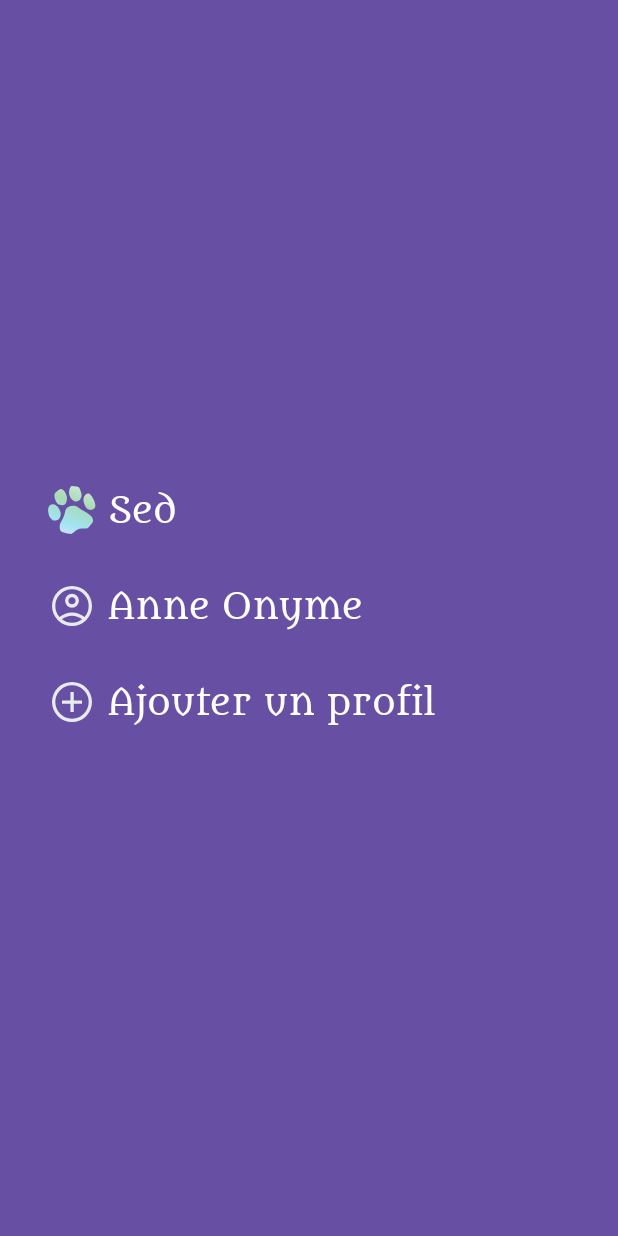
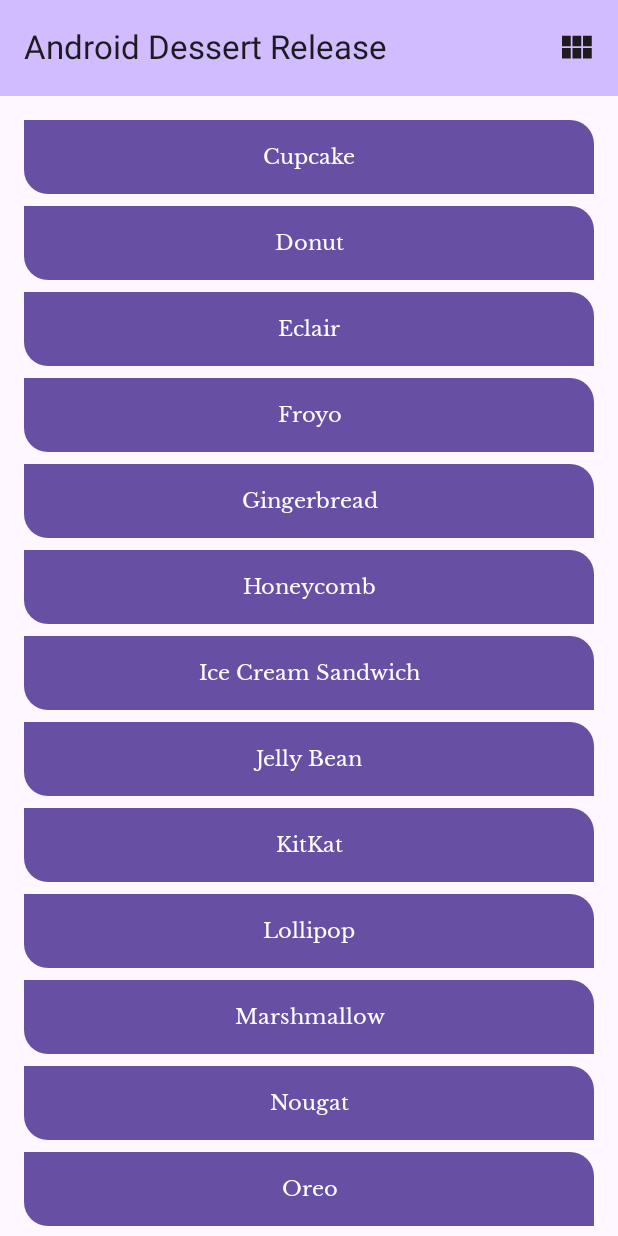
Before and after one commit to SedTheCursed/MyMediaRy, an Android app built with Jetpack Compose: the screen it shows after launch (UserActivity before the commit, DessertActivity after it), on a phone screen of 412 x 824 dp. Run offline under Robolectric (Android 15) with nearby library versions, the phone set to English and light mode, and no system bars.

Commit message:
Dessert: DataStore Tutorial

```diff
--- a/app/build.gradle.kts
+++ b/app/build.gradle.kts
@@ -73,6 +73,7 @@
     implementation(libs.coil)
     implementation(libs.room)
     implementation(libs.room.runtime)
+    implementation(libs.datastore)
     ksp(libs.room.compiler)
     testImplementation(libs.junit)
     testImplementation(libs.coroutines.test)
--- /dev/null
+++ b/app/src/main/java/com/brosedda/mymediary/tutorials/dessertrelease/DessertActivity.kt
@@ -0,0 +1,33 @@
+/*
+ * Copyright (C) 2023 The Android Open Source Project
+ *
+ * Licensed under the Apache License, Version 2.0 (the "License");
+ * you may not use this file except in compliance with the License.
+ * You may obtain a copy of the License at
+ *
+ *      https://www.apache.org/licenses/LICENSE-2.0
+ *
+ * Unless required by applicable law or agreed to in writing, software
+ * distributed under the License is distributed on an "AS IS" BASIS,
+ * WITHOUT WARRANTIES OR CONDITIONS OF ANY KIND, either express or implied.
+ * See the License for the specific language governing permissions and
+ * limitations under the License.
+ */
+package com.brosedda.mymediary.tutorials.dessertrelease
+
+import android.os.Bundle
+import androidx.activity.ComponentActivity
+import androidx.activity.compose.setContent
+import com.brosedda.mymediary.ui.theme.MyMediaRyTheme
+import com.brosedda.mymediary.tutorials.dessertrelease.ui.DessertReleaseApp
+
+class DessertActivity : ComponentActivity() {
+    override fun onCreate(savedInstanceState: Bundle?) {
+        super.onCreate(savedInstanceState)
+        setContent {
+            MyMediaRyTheme {
+                DessertReleaseApp()
+            }
+        }
+    }
+}
--- /dev/null
+++ b/app/src/main/java/com/brosedda/mymediary/tutorials/dessertrelease/DessertApplication.kt
@@ -0,0 +1,22 @@
+package com.brosedda.mymediary.tutorials.dessertrelease
+
+import android.app.Application
+import android.content.Context
+import androidx.datastore.core.DataStore
+import androidx.datastore.preferences.core.Preferences
+import androidx.datastore.preferences.preferencesDataStore
+import com.brosedda.mymediary.tutorials.dessertrelease.data.UserPreferencesRepository
+
+private const val LAYOUT_PREFERENCE_NAME = "layout_preferences"
+private val Context.datastore: DataStore<Preferences> by preferencesDataStore(
+    name = LAYOUT_PREFERENCE_NAME
+)
+
+class DessertApplication: Application() {
+    lateinit var userPreferencesRepository: UserPreferencesRepository
+
+    override fun onCreate() {
+        super.onCreate()
+        userPreferencesRepository = UserPreferencesRepository(datastore)
+    }
+}
--- /dev/null
+++ b/app/src/main/java/com/brosedda/mymediary/tutorials/dessertrelease/data/UserPreferencesRepository.kt
@@ -0,0 +1,38 @@
+package com.brosedda.mymediary.tutorials.dessertrelease.data
+
+import android.util.Log
+import androidx.datastore.core.DataStore
+import androidx.datastore.core.IOException
+import androidx.datastore.preferences.core.Preferences
+import androidx.datastore.preferences.core.booleanPreferencesKey
+import androidx.datastore.preferences.core.edit
+import androidx.datastore.preferences.core.emptyPreferences
+import kotlinx.coroutines.flow.Flow
+import kotlinx.coroutines.flow.catch
+import kotlinx.coroutines.flow.map
+
+class UserPreferencesRepository(
+    private val dataStore: DataStore<Preferences>
+) {
+    val isLinearLayout: Flow<Boolean> = dataStore.data
+        .catch {
+            if (it is IOException) {
+                Log.e(TAG, "Error reading preferences.", it)
+                emit(emptyPreferences())
+            } else {
+                throw it
+            }
+        }
+        .map { preferences -> preferences[IS_LINEAR_LAYOUT] ?: true }
+
+    suspend fun saveLayoutPreference(isLinearLayout: Boolean) {
+        dataStore.edit { preferences ->
+            preferences[IS_LINEAR_LAYOUT] = isLinearLayout
+        }
+    }
+
+    companion object {
+        val IS_LINEAR_LAYOUT = booleanPreferencesKey("is_linear_layout")
+        const val TAG = "UserPreferencesRepo"
+    }
+}
--- /dev/null
+++ b/app/src/main/java/com/brosedda/mymediary/tutorials/dessertrelease/data/local/LocalDessertReleaseData.kt
@@ -0,0 +1,43 @@
+/*
+ * Copyright (C) 2023 The Android Open Source Project
+ *
+ * Licensed under the Apache License, Version 2.0 (the "License");
+ * you may not use this file except in compliance with the License.
+ * You may obtain a copy of the License at
+ *
+ *      https://www.apache.org/licenses/LICENSE-2.0
+ *
+ * Unless required by applicable law or agreed to in writing, software
+ * distributed under the License is distributed on an "AS IS" BASIS,
+ * WITHOUT WARRANTIES OR CONDITIONS OF ANY KIND, either express or implied.
+ * See the License for the specific language governing permissions and
+ * limitations under the License.
+ */
+package com.brosedda.mymediary.tutorials.dessertrelease.data.local
+
+/*
+ * Set data for Android Release dessert name
+ * the list contain distinct sequential dessert name
+ */
+object LocalDessertReleaseData {
+    val dessertReleases = listOf(
+        "Cupcake",
+        "Donut",
+        "Eclair",
+        "Froyo",
+        "Gingerbread",
+        "Honeycomb",
+        "Ice Cream Sandwich",
+        "Jelly Bean",
+        "KitKat",
+        "Lollipop",
+        "Marshmallow",
+        "Nougat",
+        "Oreo",
+        "Pie",
+        "Quince Tart",
+        "Red Velvet Cake",
+        "Snow Cone",
+        "Tiramisu"
+    )
+}
--- /dev/null
+++ b/app/src/main/java/com/brosedda/mymediary/tutorials/dessertrelease/ui/DessertReleaseScreen.kt
@@ -0,0 +1,217 @@
+/*
+ * Copyright (C) 2023 The Android Open Source Project
+ *
+ * Licensed under the Apache License, Version 2.0 (the "License");
+ * you may not use this file except in compliance with the License.
+ * You may obtain a copy of the License at
+ *
+ *      https://www.apache.org/licenses/LICENSE-2.0
+ *
+ * Unless required by applicable law or agreed to in writing, software
+ * distributed under the License is distributed on an "AS IS" BASIS,
+ * WITHOUT WARRANTIES OR CONDITIONS OF ANY KIND, either express or implied.
+ * See the License for the specific language governing permissions and
+ * limitations under the License.
+ */
+package com.brosedda.mymediary.tutorials.dessertrelease.ui
+
+import androidx.compose.foundation.layout.Arrangement
+import androidx.compose.foundation.layout.PaddingValues
+import androidx.compose.foundation.layout.fillMaxHeight
+import androidx.compose.foundation.layout.fillMaxWidth
+import androidx.compose.foundation.layout.height
+import androidx.compose.foundation.layout.padding
+import androidx.compose.foundation.layout.wrapContentHeight
+import androidx.compose.foundation.lazy.LazyColumn
+import androidx.compose.foundation.lazy.grid.GridCells
+import androidx.compose.foundation.lazy.grid.LazyVerticalGrid
+import androidx.compose.foundation.lazy.grid.items
+import androidx.compose.foundation.lazy.items
+import androidx.compose.material3.Card
+import androidx.compose.material3.CardDefaults
+import androidx.compose.material3.ExperimentalMaterial3Api
+import androidx.compose.material3.Icon
+import androidx.compose.material3.IconButton
+import androidx.compose.material3.MaterialTheme
+import androidx.compose.material3.Scaffold
+import androidx.compose.material3.Text
+import androidx.compose.material3.TopAppBar
+import androidx.compose.material3.TopAppBarDefaults
+import androidx.compose.runtime.Composable
+import androidx.compose.runtime.collectAsState
+import androidx.compose.ui.Alignment
+import androidx.compose.ui.Modifier
+import androidx.compose.ui.res.dimensionResource
+import androidx.compose.ui.res.painterResource
+import androidx.compose.ui.res.stringResource
+import androidx.compose.ui.text.style.TextAlign
+import androidx.compose.ui.text.style.TextOverflow
+import androidx.compose.ui.tooling.preview.Preview
+import androidx.compose.ui.unit.dp
+import androidx.lifecycle.viewmodel.compose.viewModel
+import com.brosedda.mymediary.R
+import com.brosedda.mymediary.tutorials.dessertrelease.data.local.LocalDessertReleaseData
+import com.brosedda.mymediary.ui.theme.MyMediaRyTheme
+
+/*
+ * Screen level composable
+ */
+@Composable
+fun DessertReleaseApp(
+    dessertReleaseViewModel: DessertReleaseViewModel = viewModel(
+        factory = DessertReleaseViewModel.Factory
+    )
+) {
+    DessertReleaseScreen(
+        uiState = dessertReleaseViewModel.uiState.collectAsState().value,
+        selectLayout = dessertReleaseViewModel::selectLayout
+    )
+}
+
+@OptIn(ExperimentalMaterial3Api::class)
+@Composable
+private fun DessertReleaseScreen(
+    uiState: DessertReleaseUiState,
+    selectLayout: (Boolean) -> Unit
+) {
+    val isLinearLayout = uiState.isLinearLayout
+    Scaffold(
+        topBar = {
+            TopAppBar(
+                title = { Text(stringResource(R.string.top_bar_name)) },
+                actions = {
+                    IconButton(
+                        onClick = {
+                            selectLayout(!isLinearLayout)
+                        }
+                    ) {
+                        Icon(
+                            painter = painterResource(uiState.toggleIcon),
+                            contentDescription = stringResource(uiState.toggleContentDescription),
+                            tint = MaterialTheme.colorScheme.onBackground
+                        )
+                    }
+                },
+                colors = TopAppBarDefaults.largeTopAppBarColors(
+                    containerColor = MaterialTheme.colorScheme.inversePrimary
+                )
+            )
+        }
+    ) { innerPadding ->
+        val modifier = Modifier
+            .padding(
+                top = dimensionResource(R.dimen.padding_medium),
+                start = dimensionResource(R.dimen.padding_medium),
+                end = dimensionResource(R.dimen.padding_medium),
+            )
+        if (isLinearLayout) {
+            DessertReleaseLinearLayout(
+                modifier = modifier.fillMaxWidth(),
+                contentPadding = innerPadding
+            )
+        } else {
+            DessertReleaseGridLayout(
+                modifier = modifier,
+                contentPadding = innerPadding,
+            )
+        }
+    }
+}
+
+@Composable
+fun DessertReleaseLinearLayout(
+    modifier: Modifier = Modifier,
+    contentPadding: PaddingValues = PaddingValues(0.dp)
+) {
+    LazyColumn(
+        modifier = modifier,
+        contentPadding = contentPadding,
+        verticalArrangement = Arrangement.spacedBy(dimensionResource(R.dimen.padding_small)),
+    ) {
+        items(
+            items = LocalDessertReleaseData.dessertReleases,
+            key = { dessert -> dessert }
+        ) { dessert ->
+            Card(
+                colors = CardDefaults.cardColors(
+                    containerColor = MaterialTheme.colorScheme.primary
+                ),
+                shape = MaterialTheme.shapes.medium
+            ) {
+                Text(
+                    text = dessert,
+                    modifier = Modifier
+                        .fillMaxWidth()
+                        .padding(dimensionResource(R.dimen.padding_medium)),
+                    textAlign = TextAlign.Center
+                )
+            }
+        }
+    }
+}
+
+@Composable
+fun DessertReleaseGridLayout(
+    modifier: Modifier = Modifier,
+    contentPadding: PaddingValues = PaddingValues(0.dp)
+    ) {
+    LazyVerticalGrid(
+        modifier = modifier,
+        columns = GridCells.Fixed(3),
+        contentPadding = contentPadding,
+        verticalArrangement = Arrangement.spacedBy(dimensionResource(R.dimen.padding_medium)),
+        horizontalArrangement = Arrangement.spacedBy(dimensionResource(R.dimen.padding_medium))
+    ) {
+        items(
+            items = LocalDessertReleaseData.dessertReleases,
+            key = { dessert -> dessert }
+        ) { dessert ->
+            Card(
+                colors = CardDefaults.cardColors(
+                    containerColor = MaterialTheme.colorScheme.primary
+                ),
+                modifier = Modifier.height(110.dp),
+                shape = MaterialTheme.shapes.medium
+            ) {
+                Text(
+                    text = dessert,
+                    maxLines = 2,
+                    overflow = TextOverflow.Ellipsis,
+                    modifier = Modifier
+                        .fillMaxHeight()
+                        .wrapContentHeight(Alignment.CenterVertically)
+                        .padding(dimensionResource(R.dimen.padding_small))
+                        .align(Alignment.CenterHorizontally),
+                    textAlign = TextAlign.Center
+                )
+            }
+        }
+    }
+}
+
+@Preview(showBackground = true)
+@Composable
+fun DessertReleaseLinearLayoutPreview() {
+    MyMediaRyTheme {
+        DessertReleaseLinearLayout()
+    }
+}
+
+@Preview(showBackground = true)
+@Composable
+fun DessertReleaseGridLayoutPreview() {
+    MyMediaRyTheme {
+        DessertReleaseGridLayout()
+    }
+}
+
+@Preview
+@Composable
+fun DessertReleaseAppPreview() {
+    MyMediaRyTheme {
+        DessertReleaseScreen(
+            uiState = DessertReleaseUiState(),
+            selectLayout = {}
+        )
+    }
+}
--- /dev/null
+++ b/app/src/main/java/com/brosedda/mymediary/tutorials/dessertrelease/ui/DessertReleaseViewModel.kt
@@ -0,0 +1,79 @@
+/*
+ * Copyright (C) 2023 The Android Open Source Project
+ *
+ * Licensed under the Apache License, Version 2.0 (the "License");
+ * you may not use this file except in compliance with the License.
+ * You may obtain a copy of the License at
+ *
+ *      https://www.apache.org/licenses/LICENSE-2.0
+ *
+ * Unless required by applicable law or agreed to in writing, software
+ * distributed under the License is distributed on an "AS IS" BASIS,
+ * WITHOUT WARRANTIES OR CONDITIONS OF ANY KIND, either express or implied.
+ * See the License for the specific language governing permissions and
+ * limitations under the License.
+ */
+package com.brosedda.mymediary.tutorials.dessertrelease.ui
+
+import androidx.lifecycle.ViewModel
+import androidx.lifecycle.ViewModelProvider
+import androidx.lifecycle.ViewModelProvider.AndroidViewModelFactory.Companion.APPLICATION_KEY
+import androidx.lifecycle.viewModelScope
+import androidx.lifecycle.viewmodel.initializer
+import androidx.lifecycle.viewmodel.viewModelFactory
+import com.brosedda.mymediary.R
+import com.brosedda.mymediary.tutorials.dessertrelease.DessertApplication
+import com.brosedda.mymediary.tutorials.dessertrelease.data.UserPreferencesRepository
+import kotlinx.coroutines.flow.SharingStarted
+import kotlinx.coroutines.flow.StateFlow
+import kotlinx.coroutines.flow.map
+import kotlinx.coroutines.flow.stateIn
+import kotlinx.coroutines.launch
+
+/*
+ * View model of Dessert Release components
+ */
+class DessertReleaseViewModel(
+    private val userPreferencesRepository: UserPreferencesRepository
+) : ViewModel() {
+
+    // UI states access for various [DessertReleaseUiState]
+    val uiState: StateFlow<DessertReleaseUiState> =
+        userPreferencesRepository.isLinearLayout
+            .map { isLinearLayout -> DessertReleaseUiState(isLinearLayout) }
+            .stateIn(
+                scope = viewModelScope,
+                started = SharingStarted.WhileSubscribed(5_000),
+                initialValue = DessertReleaseUiState()
+            )
+
+    /*
+     * [selectLayout] change the layout and icons accordingly and
+     * save the selection in DataStore through [userPreferencesRepository]
+     */
+    fun selectLayout(isLinearLayout: Boolean) {
+       viewModelScope.launch {
+           userPreferencesRepository.saveLayoutPreference(isLinearLayout)
+       }
+    }
+
+    companion object {
+        val Factory: ViewModelProvider.Factory = viewModelFactory {
+            initializer {
+                val application = (this[APPLICATION_KEY] as DessertApplication)
+                DessertReleaseViewModel(application.userPreferencesRepository)
+            }
+        }
+    }
+}
+
+/*
+ * Data class containing various UI States for Dessert Release screens
+ */
+data class DessertReleaseUiState(
+    val isLinearLayout: Boolean = true,
+    val toggleContentDescription: Int =
+        if (isLinearLayout) R.string.grid_layout_toggle else R.string.linear_layout_toggle,
+    val toggleIcon: Int =
+        if (isLinearLayout) R.drawable.ic_grid_layout else R.drawable.ic_linear_layout
+)
--- /dev/null
+++ b/app/src/main/res/drawable/ic_grid_layout.xml
@@ -0,0 +1,27 @@
+<?xml version="1.0" encoding="utf-8"?>
+<!--
+     Copyright (C) 2023 The Android Open Source Project
+
+     Licensed under the Apache License, Version 2.0 (the "License");
+     you may not use this file except in compliance with the License.
+     You may obtain a copy of the License at
+
+          https://www.apache.org/licenses/LICENSE-2.0
+
+     Unless required by applicable law or agreed to in writing, software
+     distributed under the License is distributed on an "AS IS" BASIS,
+     WITHOUT WARRANTIES OR CONDITIONS OF ANY KIND, either express or implied.
+     See the License for the specific language governing permissions and
+     limitations under the License.
+-->
+<!-- Menu asset to indicate clicking will switch to a grid of items for the RecyclerView -->
+<vector xmlns:android="http://schemas.android.com/apk/res/android"
+    android:width="28dp"
+    android:height="28dp"
+    android:tint="#FFFFFF"
+    android:viewportWidth="24"
+    android:viewportHeight="24">
+  <path
+      android:fillColor="@android:color/white"
+      android:pathData="M4,11h5L9,5L4,5v6zM4,18h5v-6L4,12v6zM10,18h5v-6h-5v6zM16,18h5v-6h-5v6zM10,11h5L15,5h-5v6zM16,5v6h5L21,5h-5z"/>
+</vector>
--- /dev/null
+++ b/app/src/main/res/drawable/ic_linear_layout.xml
@@ -0,0 +1,27 @@
+<?xml version="1.0" encoding="utf-8"?>
+<!--
+     Copyright (C) 2023 The Android Open Source Project
+
+     Licensed under the Apache License, Version 2.0 (the "License");
+     you may not use this file except in compliance with the License.
+     You may obtain a copy of the License at
+
+          https://www.apache.org/licenses/LICENSE-2.0
+
+     Unless required by applicable law or agreed to in writing, software
+     distributed under the License is distributed on an "AS IS" BASIS,
+     WITHOUT WARRANTIES OR CONDITIONS OF ANY KIND, either express or implied.
+     See the License for the specific language governing permissions and
+     limitations under the License.
+-->
+<!-- Menu asset to indicate clicking will switch to a vertical list of items for the RecyclerView -->
+<vector xmlns:android="http://schemas.android.com/apk/res/android"
+    android:width="28dp"
+    android:height="28dp"
+    android:tint="#FFFFFF"
+    android:viewportWidth="24"
+    android:viewportHeight="24">
+    <path
+        android:fillColor="@android:color/white"
+        android:pathData="M4,14h4v-4L4,10v4zM4,19h4v-4L4,15v4zM4,9h4L8,5L4,5v4zM9,14h12v-4L9,10v4zM9,19h12v-4L9,15v4zM9,5v4h12L21,5L9,5z" />
+</vector>
--- a/app/src/main/res/values/strings.xml
+++ b/app/src/main/res/values/strings.xml
@@ -267,6 +267,12 @@
     <string name="yes">Yes</string>
     <string name="required_fields">*required fields</string>
 
+    <!-- Dessert Release -->
+    <string name="title_activity_dessert">Dessert Release</string>
+    <string name="top_bar_name">Android Dessert Release</string>
+    <string name="grid_layout_toggle">Grid layout</string>
+    <string name="linear_layout_toggle">Linear layout</string>
+
     <!-- Profile -->
     <string name="back_button">Revenir en arrière</string>
     <string name="add_profile">Ajouter un profil</string>
--- a/gradle/libs.versions.toml
+++ b/gradle/libs.versions.toml
@@ -18,6 +18,7 @@
 okhttp = "4.11.0"
 coil = "2.4.0"
 room = "2.6.1"
+datastore = "1.1.1"
 
 [libraries]
 androidx-core-ktx = { group = "androidx.core", name = "core-ktx", version.ref = "coreKtx" }
@@ -50,6 +51,7 @@
 room = { group = "androidx.room", name = "room-ktx", version.ref ="room" }
 room-runtime = { group = "androidx.room", name = "room-runtime", version.ref = "room" }
 room-compiler = { group = "androidx.room", name = "room-compiler", version.ref = "room" }
+datastore = { group = "androidx.datastore", name = "datastore-preferences", version.ref = "datastore" }
 
 [plugins]
 android-application = { id = "com.android.application", version.ref = "agp" }
```
Also changed, not shown: app/src/main/AndroidManifest.xml (+75 -51 lines).
